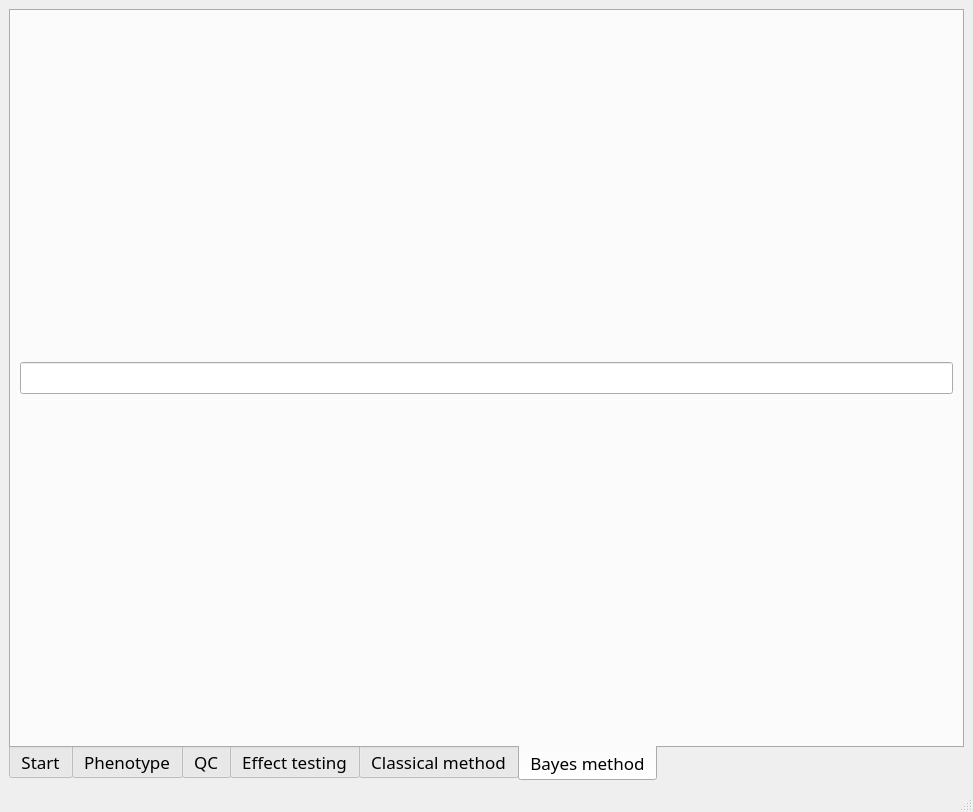
First picture: the form in mainwindow.ui, repository LiangBeam9810/AquaGS_GUI, before the edit.
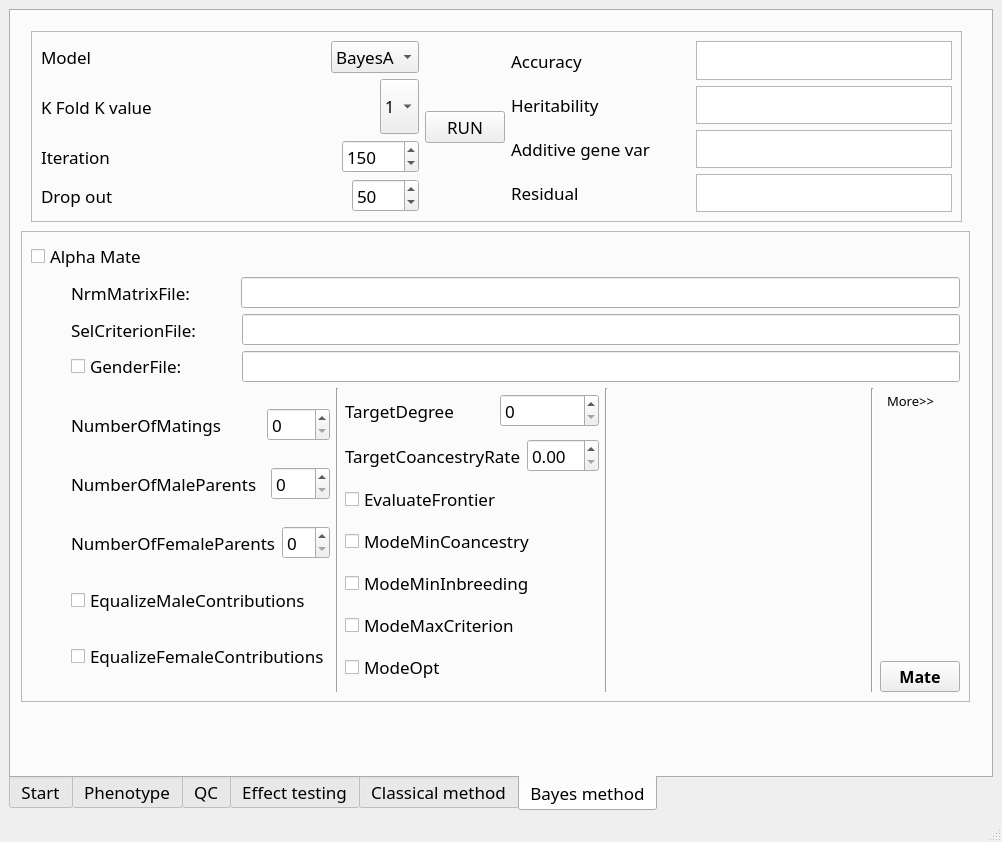
Second picture: the form after the edit. The open tabs and pages were chosen to show the change.

```diff
--- a/mainwindow.ui
+++ b/mainwindow.ui
@@ -6,8 +6,8 @@
    <rect>
     <x>0</x>
     <y>0</y>
-    <width>973</width>
-    <height>812</height>
+    <width>1002</width>
+    <height>842</height>
    </rect>
   </property>
   <property name="windowTitle">
@@ -3688,11 +3688,907 @@
        <attribute name="title">
         <string>Bayes method</string>
        </attribute>
-       <layout class="QGridLayout" name="gridLayout_51">
-        <item row="0" column="0">
-         <widget class="QLineEdit" name="lineEdit"/>
-        </item>
-       </layout>
+       <widget class="QFrame" name="frame_8">
+        <property name="geometry">
+         <rect>
+          <x>20</x>
+          <y>20</y>
+          <width>931</width>
+          <height>191</height>
+         </rect>
+        </property>
+        <property name="frameShape">
+         <enum>QFrame::StyledPanel</enum>
+        </property>
+        <property name="frameShadow">
+         <enum>QFrame::Raised</enum>
+        </property>
+        <layout class="QGridLayout" name="gridLayout_23">
+         <item row="0" column="0">
+          <layout class="QHBoxLayout" name="horizontalLayout_31">
+           <item>
+            <layout class="QVBoxLayout" name="verticalLayout_2">
+             <item>
+              <layout class="QHBoxLayout" name="horizontalLayout_21">
+               <item>
+                <widget class="QLabel" name="label_33">
+                 <property name="text">
+                  <string>Model</string>
+                 </property>
+                </widget>
+               </item>
+               <item>
+                <spacer name="horizontalSpacer_14">
+                 <property name="orientation">
+                  <enum>Qt::Horizontal</enum>
+                 </property>
+                 <property name="sizeHint" stdset="0">
+                  <size>
+                   <width>40</width>
+                   <height>20</height>
+                  </size>
+                 </property>
+                </spacer>
+               </item>
+               <item>
+                <widget class="QComboBox" name="modelcomboBox">
+                 <item>
+                  <property name="text">
+                   <string>BayesA</string>
+                  </property>
+                 </item>
+                 <item>
+                  <property name="text">
+                   <string>BayesB</string>
+                  </property>
+                 </item>
+                 <item>
+                  <property name="text">
+                   <string>BayesC</string>
+                  </property>
+                 </item>
+                 <item>
+                  <property name="text">
+                   <string>Cpi</string>
+                  </property>
+                 </item>
+                 <item>
+                  <property name="text">
+                   <string>Lasso</string>
+                  </property>
+                 </item>
+                </widget>
+               </item>
+              </layout>
+             </item>
+             <item>
+              <layout class="QHBoxLayout" name="horizontalLayout_22">
+               <item>
+                <widget class="QLabel" name="label_32">
+                 <property name="text">
+                  <string>K Fold K value</string>
+                 </property>
+                </widget>
+               </item>
+               <item>
+                <spacer name="horizontalSpacer_36">
+                 <property name="orientation">
+                  <enum>Qt::Horizontal</enum>
+                 </property>
+                 <property name="sizeHint" stdset="0">
+                  <size>
+                   <width>40</width>
+                   <height>20</height>
+                  </size>
+                 </property>
+                </spacer>
+               </item>
+               <item>
+                <widget class="QComboBox" name="k_flod_ComboBox">
+                 <property name="sizePolicy">
+                  <sizepolicy hsizetype="Preferred" vsizetype="Preferred">
+                   <horstretch>0</horstretch>
+                   <verstretch>0</verstretch>
+                  </sizepolicy>
+                 </property>
+                 <property name="minimumSize">
+                  <size>
+                   <width>0</width>
+                   <height>0</height>
+                  </size>
+                 </property>
+                 <property name="maximumSize">
+                  <size>
+                   <width>16777215</width>
+                   <height>16777215</height>
+                  </size>
+                 </property>
+                 <property name="font">
+                  <font>
+                   <family>Abyssinica SIL</family>
+                   <pointsize>12</pointsize>
+                   <weight>50</weight>
+                   <italic>false</italic>
+                   <bold>false</bold>
+                   <underline>false</underline>
+                   <strikeout>false</strikeout>
+                  </font>
+                 </property>
+                 <property name="cursor">
+                  <cursorShape>PointingHandCursor</cursorShape>
+                 </property>
+                 <property name="currentText">
+                  <string>1</string>
+                 </property>
+                 <item>
+                  <property name="text">
+                   <string>1</string>
+                  </property>
+                 </item>
+                 <item>
+                  <property name="text">
+                   <string>2</string>
+                  </property>
+                 </item>
+                 <item>
+                  <property name="text">
+                   <string>3</string>
+                  </property>
+                 </item>
+                 <item>
+                  <property name="text">
+                   <string>4</string>
+                  </property>
+                 </item>
+                 <item>
+                  <property name="text">
+                   <string>5</string>
+                  </property>
+                 </item>
+                 <item>
+                  <property name="text">
+                   <string>6</string>
+                  </property>
+                 </item>
+                 <item>
+                  <property name="text">
+                   <string>7</string>
+                  </property>
+                 </item>
+                 <item>
+                  <property name="text">
+                   <string>8</string>
+                  </property>
+                 </item>
+                 <item>
+                  <property name="text">
+                   <string>9</string>
+                  </property>
+                 </item>
+                </widget>
+               </item>
+              </layout>
+             </item>
+             <item>
+              <layout class="QHBoxLayout" name="horizontalLayout_24">
+               <item>
+                <widget class="QLabel" name="label_35">
+                 <property name="text">
+                  <string>Iteration</string>
+                 </property>
+                </widget>
+               </item>
+               <item>
+                <spacer name="horizontalSpacer_27">
+                 <property name="orientation">
+                  <enum>Qt::Horizontal</enum>
+                 </property>
+                 <property name="sizeHint" stdset="0">
+                  <size>
+                   <width>40</width>
+                   <height>20</height>
+                  </size>
+                 </property>
+                </spacer>
+               </item>
+               <item>
+                <widget class="QSpinBox" name="iterationspinBox">
+                 <property name="minimum">
+                  <number>1</number>
+                 </property>
+                 <property name="maximum">
+                  <number>15000</number>
+                 </property>
+                 <property name="value">
+                  <number>150</number>
+                 </property>
+                </widget>
+               </item>
+              </layout>
+             </item>
+             <item>
+              <layout class="QHBoxLayout" name="horizontalLayout_26">
+               <item>
+                <widget class="QLabel" name="label_36">
+                 <property name="text">
+                  <string>Drop out</string>
+                 </property>
+                </widget>
+               </item>
+               <item>
+                <spacer name="horizontalSpacer_37">
+                 <property name="orientation">
+                  <enum>Qt::Horizontal</enum>
+                 </property>
+                 <property name="sizeHint" stdset="0">
+                  <size>
+                   <width>40</width>
+                   <height>20</height>
+                  </size>
+                 </property>
+                </spacer>
+               </item>
+               <item>
+                <widget class="QSpinBox" name="dropoutspinBox">
+                 <property name="maximum">
+                  <number>5000</number>
+                 </property>
+                 <property name="value">
+                  <number>50</number>
+                 </property>
+                </widget>
+               </item>
+              </layout>
+             </item>
+            </layout>
+           </item>
+           <item>
+            <layout class="QVBoxLayout" name="verticalLayout_15">
+             <item>
+              <spacer name="verticalSpacer_8">
+               <property name="orientation">
+                <enum>Qt::Vertical</enum>
+               </property>
+               <property name="sizeHint" stdset="0">
+                <size>
+                 <width>20</width>
+                 <height>40</height>
+                </size>
+               </property>
+              </spacer>
+             </item>
+             <item>
+              <widget class="QPushButton" name="bayesrunpushButton">
+               <property name="text">
+                <string>RUN</string>
+               </property>
+              </widget>
+             </item>
+             <item>
+              <spacer name="verticalSpacer_9">
+               <property name="orientation">
+                <enum>Qt::Vertical</enum>
+               </property>
+               <property name="sizeHint" stdset="0">
+                <size>
+                 <width>20</width>
+                 <height>40</height>
+                </size>
+               </property>
+              </spacer>
+             </item>
+            </layout>
+           </item>
+           <item>
+            <layout class="QVBoxLayout" name="verticalLayout_24">
+             <item>
+              <layout class="QHBoxLayout" name="horizontalLayout_27">
+               <item>
+                <widget class="QLabel" name="label_38">
+                 <property name="text">
+                  <string>Accuracy</string>
+                 </property>
+                </widget>
+               </item>
+               <item>
+                <spacer name="horizontalSpacer_39">
+                 <property name="orientation">
+                  <enum>Qt::Horizontal</enum>
+                 </property>
+                 <property name="sizeHint" stdset="0">
+                  <size>
+                   <width>40</width>
+                   <height>20</height>
+                  </size>
+                 </property>
+                </spacer>
+               </item>
+               <item>
+                <widget class="QTextBrowser" name="accuracytextBrowser"/>
+               </item>
+              </layout>
+             </item>
+             <item>
+              <layout class="QHBoxLayout" name="horizontalLayout_28">
+               <item>
+                <widget class="QLabel" name="label_37">
+                 <property name="text">
+                  <string>Heritability</string>
+                 </property>
+                </widget>
+               </item>
+               <item>
+                <spacer name="horizontalSpacer_40">
+                 <property name="orientation">
+                  <enum>Qt::Horizontal</enum>
+                 </property>
+                 <property name="sizeHint" stdset="0">
+                  <size>
+                   <width>40</width>
+                   <height>20</height>
+                  </size>
+                 </property>
+                </spacer>
+               </item>
+               <item>
+                <widget class="QTextBrowser" name="herittextBrowser"/>
+               </item>
+              </layout>
+             </item>
+             <item>
+              <layout class="QHBoxLayout" name="horizontalLayout_29">
+               <item>
+                <widget class="QLabel" name="label_39">
+                 <property name="text">
+                  <string>Additive gene var</string>
+                 </property>
+                </widget>
+               </item>
+               <item>
+                <spacer name="horizontalSpacer_41">
+                 <property name="orientation">
+                  <enum>Qt::Horizontal</enum>
+                 </property>
+                 <property name="sizeHint" stdset="0">
+                  <size>
+                   <width>40</width>
+                   <height>20</height>
+                  </size>
+                 </property>
+                </spacer>
+               </item>
+               <item>
+                <widget class="QTextBrowser" name="varcomp1textBrowser"/>
+               </item>
+              </layout>
+             </item>
+             <item>
+              <layout class="QHBoxLayout" name="horizontalLayout_30">
+               <item>
+                <widget class="QLabel" name="label_34">
+                 <property name="text">
+                  <string>Residual</string>
+                 </property>
+                </widget>
+               </item>
+               <item>
+                <spacer name="horizontalSpacer_42">
+                 <property name="orientation">
+                  <enum>Qt::Horizontal</enum>
+                 </property>
+                 <property name="sizeHint" stdset="0">
+                  <size>
+                   <width>40</width>
+                   <height>20</height>
+                  </size>
+                 </property>
+                </spacer>
+               </item>
+               <item>
+                <widget class="QTextBrowser" name="varcomp2textBrowser"/>
+               </item>
+              </layout>
+             </item>
+            </layout>
+           </item>
+          </layout>
+         </item>
+        </layout>
+       </widget>
+       <widget class="QFrame" name="frame_12">
+        <property name="geometry">
+         <rect>
+          <x>10</x>
+          <y>220</y>
+          <width>949</width>
+          <height>471</height>
+         </rect>
+        </property>
+        <property name="frameShape">
+         <enum>QFrame::StyledPanel</enum>
+        </property>
+        <property name="frameShadow">
+         <enum>QFrame::Raised</enum>
+        </property>
+        <layout class="QGridLayout" name="gridLayout_26">
+         <item row="0" column="1">
+          <layout class="QVBoxLayout" name="verticalLayout_61">
+           <item>
+            <widget class="QCheckBox" name="alphmate_checkBox_2">
+             <property name="text">
+              <string>Alpha Mate</string>
+             </property>
+            </widget>
+           </item>
+           <item>
+            <layout class="QHBoxLayout" name="horizontalLayout_107">
+             <item>
+              <spacer name="horizontalSpacer_89">
+               <property name="orientation">
+                <enum>Qt::Horizontal</enum>
+               </property>
+               <property name="sizeType">
+                <enum>QSizePolicy::Preferred</enum>
+               </property>
+               <property name="sizeHint" stdset="0">
+                <size>
+                 <width>40</width>
+                 <height>20</height>
+                </size>
+               </property>
+              </spacer>
+             </item>
+             <item>
+              <layout class="QVBoxLayout" name="verticalLayout_62">
+               <item>
+                <layout class="QHBoxLayout" name="horizontalLayout_108">
+                 <item>
+                  <widget class="QLabel" name="label_84">
+                   <property name="font">
+                    <font>
+                     <family>Abyssinica SIL</family>
+                     <pointsize>13</pointsize>
+                     <weight>50</weight>
+                     <italic>false</italic>
+                     <bold>false</bold>
+                     <underline>false</underline>
+                     <strikeout>false</strikeout>
+                    </font>
+                   </property>
+                   <property name="text">
+                    <string>NrmMatrixFile: </string>
+                   </property>
+                  </widget>
+                 </item>
+                 <item>
+                  <spacer name="horizontalSpacer_91">
+                   <property name="orientation">
+                    <enum>Qt::Horizontal</enum>
+                   </property>
+                   <property name="sizeType">
+                    <enum>QSizePolicy::Preferred</enum>
+                   </property>
+                   <property name="sizeHint" stdset="0">
+                    <size>
+                     <width>40</width>
+                     <height>20</height>
+                    </size>
+                   </property>
+                  </spacer>
+                 </item>
+                 <item>
+                  <widget class="QLineEdit" name="NrmMatrix_lineEdit_4">
+                   <property name="font">
+                    <font>
+                     <family>Abyssinica SIL</family>
+                     <pointsize>12</pointsize>
+                     <weight>50</weight>
+                     <italic>false</italic>
+                     <bold>false</bold>
+                     <underline>false</underline>
+                     <strikeout>false</strikeout>
+                    </font>
+                   </property>
+                  </widget>
+                 </item>
+                </layout>
+               </item>
+               <item>
+                <layout class="QHBoxLayout" name="horizontalLayout_109">
+                 <item>
+                  <widget class="QLabel" name="label_85">
+                   <property name="font">
+                    <font>
+                     <family>Abyssinica SIL</family>
+                     <pointsize>13</pointsize>
+                     <weight>50</weight>
+                     <italic>false</italic>
+                     <bold>false</bold>
+                     <underline>false</underline>
+                     <strikeout>false</strikeout>
+                    </font>
+                   </property>
+                   <property name="text">
+                    <string>SelCriterionFile:</string>
+                   </property>
+                  </widget>
+                 </item>
+                 <item>
+                  <spacer name="horizontalSpacer_93">
+                   <property name="orientation">
+                    <enum>Qt::Horizontal</enum>
+                   </property>
+                   <property name="sizeType">
+                    <enum>QSizePolicy::Preferred</enum>
+                   </property>
+                   <property name="sizeHint" stdset="0">
+                    <size>
+                     <width>40</width>
+                     <height>20</height>
+                    </size>
+                   </property>
+                  </spacer>
+                 </item>
+                 <item>
+                  <widget class="QLineEdit" name="SelCriterionFile_lineEdit_4">
+                   <property name="font">
+                    <font>
+                     <family>Abyssinica SIL</family>
+                     <pointsize>12</pointsize>
+                     <weight>50</weight>
+                     <italic>false</italic>
+                     <bold>false</bold>
+                     <underline>false</underline>
+                     <strikeout>false</strikeout>
+                    </font>
+                   </property>
+                  </widget>
+                 </item>
+                </layout>
+               </item>
+               <item>
+                <layout class="QHBoxLayout" name="horizontalLayout_110">
+                 <item>
+                  <widget class="QCheckBox" name="GenderFile_checkBox_4">
+                   <property name="text">
+                    <string>GenderFile:  </string>
+                   </property>
+                  </widget>
+                 </item>
+                 <item>
+                  <spacer name="horizontalSpacer_97">
+                   <property name="orientation">
+                    <enum>Qt::Horizontal</enum>
+                   </property>
+                   <property name="sizeType">
+                    <enum>QSizePolicy::Preferred</enum>
+                   </property>
+                   <property name="sizeHint" stdset="0">
+                    <size>
+                     <width>40</width>
+                     <height>20</height>
+                    </size>
+                   </property>
+                  </spacer>
+                 </item>
+                 <item>
+                  <widget class="QLineEdit" name="GenderFile_lineEdit_4">
+                   <property name="font">
+                    <font>
+                     <family>Abyssinica SIL</family>
+                     <pointsize>12</pointsize>
+                     <weight>50</weight>
+                     <italic>false</italic>
+                     <bold>false</bold>
+                     <underline>false</underline>
+                     <strikeout>false</strikeout>
+                    </font>
+                   </property>
+                  </widget>
+                 </item>
+                </layout>
+               </item>
+               <item>
+                <layout class="QHBoxLayout" name="horizontalLayout_111">
+                 <item>
+                  <layout class="QVBoxLayout" name="verticalLayout_63">
+                   <item>
+                    <layout class="QHBoxLayout" name="horizontalLayout_112">
+                     <item>
+                      <widget class="QLabel" name="label_86">
+                       <property name="text">
+                        <string>NumberOfMatings</string>
+                       </property>
+                      </widget>
+                     </item>
+                     <item>
+                      <spacer name="horizontalSpacer_98">
+                       <property name="orientation">
+                        <enum>Qt::Horizontal</enum>
+                       </property>
+                       <property name="sizeType">
+                        <enum>QSizePolicy::Fixed</enum>
+                       </property>
+                       <property name="sizeHint" stdset="0">
+                        <size>
+                         <width>40</width>
+                         <height>20</height>
+                        </size>
+                       </property>
+                      </spacer>
+                     </item>
+                     <item>
+                      <widget class="QSpinBox" name="NumberOfMatings_spinBox_4"/>
+                     </item>
+                    </layout>
+                   </item>
+                   <item>
+                    <layout class="QHBoxLayout" name="horizontalLayout_113">
+                     <item>
+                      <widget class="QLabel" name="label_87">
+                       <property name="text">
+                        <string>NumberOfMaleParents  </string>
+                       </property>
+                      </widget>
+                     </item>
+                     <item>
+                      <widget class="QSpinBox" name="NumberOfMaleParents_spinBox_4"/>
+                     </item>
+                    </layout>
+                   </item>
+                   <item>
+                    <layout class="QHBoxLayout" name="horizontalLayout_114">
+                     <item>
+                      <widget class="QLabel" name="label_88">
+                       <property name="text">
+                        <string>NumberOfFemaleParents</string>
+                       </property>
+                      </widget>
+                     </item>
+                     <item>
+                      <widget class="QSpinBox" name="NumberOfFemaleParents_spinBox_4"/>
+                     </item>
+                    </layout>
+                   </item>
+                   <item>
+                    <layout class="QHBoxLayout" name="horizontalLayout_115">
+                     <item>
+                      <widget class="QCheckBox" name="EqualizeMaleContributions_checkBox_4">
+                       <property name="text">
+                        <string>EqualizeMaleContributions</string>
+                       </property>
+                      </widget>
+                     </item>
+                    </layout>
+                   </item>
+                   <item>
+                    <layout class="QHBoxLayout" name="horizontalLayout_116">
+                     <item>
+                      <widget class="QCheckBox" name="EqualizeFemaleContributions_checkBox_4">
+                       <property name="text">
+                        <string>EqualizeFemaleContributions</string>
+                       </property>
+                      </widget>
+                     </item>
+                    </layout>
+                   </item>
+                  </layout>
+                 </item>
+                 <item>
+                  <widget class="Line" name="line_20">
+                   <property name="orientation">
+                    <enum>Qt::Vertical</enum>
+                   </property>
+                  </widget>
+                 </item>
+                 <item>
+                  <layout class="QVBoxLayout" name="verticalLayout_64">
+                   <item>
+                    <layout class="QHBoxLayout" name="horizontalLayout_117">
+                     <item>
+                      <widget class="QLabel" name="label_89">
+                       <property name="text">
+                        <string>TargetDegree</string>
+                       </property>
+                      </widget>
+                     </item>
+                     <item>
+                      <spacer name="horizontalSpacer_99">
+                       <property name="orientation">
+                        <enum>Qt::Horizontal</enum>
+                       </property>
+                       <property name="sizeType">
+                        <enum>QSizePolicy::Fixed</enum>
+                       </property>
+                       <property name="sizeHint" stdset="0">
+                        <size>
+                         <width>40</width>
+                         <height>20</height>
+                        </size>
+                       </property>
+                      </spacer>
+                     </item>
+                     <item>
+                      <widget class="QSpinBox" name="TargetDegree_spinBox_4"/>
+                     </item>
+                    </layout>
+                   </item>
+                   <item>
+                    <layout class="QHBoxLayout" name="horizontalLayout_118">
+                     <item>
+                      <widget class="QLabel" name="label_90">
+                       <property name="text">
+                        <string>TargetCoancestryRate</string>
+                       </property>
+                      </widget>
+                     </item>
+                     <item>
+                      <widget class="QDoubleSpinBox" name="TargetCoancestryRate_doubleSpinBox_4"/>
+                     </item>
+                    </layout>
+                   </item>
+                   <item>
+                    <layout class="QHBoxLayout" name="horizontalLayout_119">
+                     <item>
+                      <widget class="QCheckBox" name="EvaluateFrontier_checkBox_4">
+                       <property name="text">
+                        <string>EvaluateFrontier</string>
+                       </property>
+                      </widget>
+                     </item>
+                    </layout>
+                   </item>
+                   <item>
+                    <layout class="QHBoxLayout" name="horizontalLayout_120">
+                     <item>
+                      <widget class="QCheckBox" name="ModeMinCoancestry_checkBox_4">
+                       <property name="text">
+                        <string>ModeMinCoancestry</string>
+                       </property>
+                      </widget>
+                     </item>
+                    </layout>
+                   </item>
+                   <item>
+                    <layout class="QHBoxLayout" name="horizontalLayout_121">
+                     <item>
+                      <widget class="QCheckBox" name="ModeMinInbreeding_checkBox_4">
+                       <property name="text">
+                        <string>ModeMinInbreeding</string>
+                       </property>
+                      </widget>
+                     </item>
+                    </layout>
+                   </item>
+                   <item>
+                    <layout class="QHBoxLayout" name="horizontalLayout_122">
+                     <item>
+                      <widget class="QCheckBox" name="ModeMaxCriterion_checkBox_4">
+                       <property name="text">
+                        <string>ModeMaxCriterion</string>
+                       </property>
+                      </widget>
+                     </item>
+                    </layout>
+                   </item>
+                   <item>
+                    <layout class="QHBoxLayout" name="horizontalLayout_123">
+                     <item>
+                      <widget class="QCheckBox" name="ModeOpt_checkBox_4">
+                       <property name="text">
+                        <string>ModeOpt</string>
+                       </property>
+                      </widget>
+                     </item>
+                    </layout>
+                   </item>
+                  </layout>
+                 </item>
+                 <item>
+                  <widget class="Line" name="line_21">
+                   <property name="orientation">
+                    <enum>Qt::Vertical</enum>
+                   </property>
+                  </widget>
+                 </item>
+                 <item>
+                  <spacer name="horizontalSpacer_100">
+                   <property name="orientation">
+                    <enum>Qt::Horizontal</enum>
+                   </property>
+                   <property name="sizeType">
+                    <enum>QSizePolicy::Expanding</enum>
+                   </property>
+                   <property name="sizeHint" stdset="0">
+                    <size>
+                     <width>40</width>
+                     <height>20</height>
+                    </size>
+                   </property>
+                  </spacer>
+                 </item>
+                 <item>
+                  <widget class="Line" name="line_22">
+                   <property name="orientation">
+                    <enum>Qt::Vertical</enum>
+                   </property>
+                  </widget>
+                 </item>
+                 <item>
+                  <layout class="QVBoxLayout" name="verticalLayout_65">
+                   <item>
+                    <widget class="QToolButton" name="classical_more_Button_4">
+                     <property name="font">
+                      <font>
+                       <family>Abyssinica SIL</family>
+                       <pointsize>10</pointsize>
+                       <weight>50</weight>
+                       <italic>false</italic>
+                       <bold>false</bold>
+                       <underline>false</underline>
+                       <strikeout>false</strikeout>
+                      </font>
+                     </property>
+                     <property name="text">
+                      <string>More&gt;&gt;</string>
+                     </property>
+                     <property name="autoRaise">
+                      <bool>true</bool>
+                     </property>
+                    </widget>
+                   </item>
+                   <item>
+                    <spacer name="verticalSpacer_22">
+                     <property name="orientation">
+                      <enum>Qt::Vertical</enum>
+                     </property>
+                     <property name="sizeHint" stdset="0">
+                      <size>
+                       <width>20</width>
+                       <height>40</height>
+                      </size>
+                     </property>
+                    </spacer>
+                   </item>
+                   <item>
+                    <widget class="QPushButton" name="classical_mate_Button_4">
+                     <property name="sizePolicy">
+                      <sizepolicy hsizetype="Minimum" vsizetype="Minimum">
+                       <horstretch>0</horstretch>
+                       <verstretch>0</verstretch>
+                      </sizepolicy>
+                     </property>
+                     <property name="font">
+                      <font>
+                       <family>Abyssinica SIL</family>
+                       <pointsize>12</pointsize>
+                       <weight>75</weight>
+                       <italic>false</italic>
+                       <bold>true</bold>
+                       <underline>false</underline>
+                       <strikeout>false</strikeout>
+                      </font>
+                     </property>
+                     <property name="cursor">
+                      <cursorShape>PointingHandCursor</cursorShape>
+                     </property>
+                     <property name="text">
+                      <string>Mate</string>
+                     </property>
+                    </widget>
+                   </item>
+                  </layout>
+                 </item>
+                </layout>
+               </item>
+              </layout>
+             </item>
+            </layout>
+           </item>
+          </layout>
+         </item>
+        </layout>
+       </widget>
       </widget>
      </widget>
     </item>
```
Left out of the diff: 6 changed lines with no effect on the pictures.
